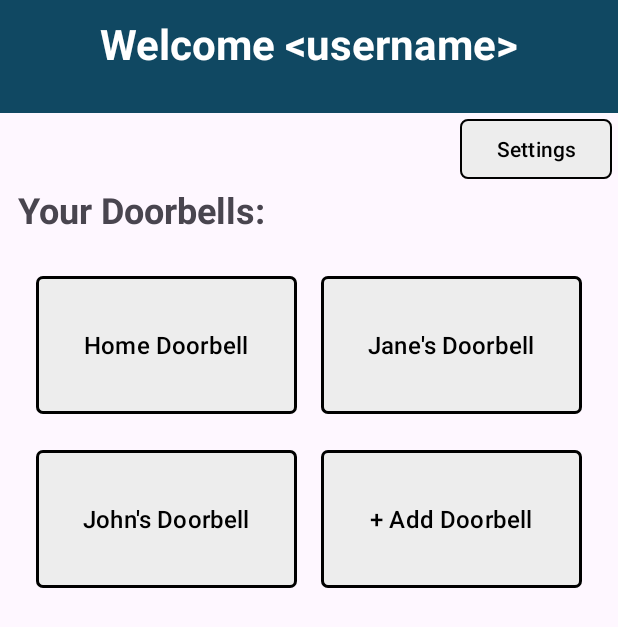
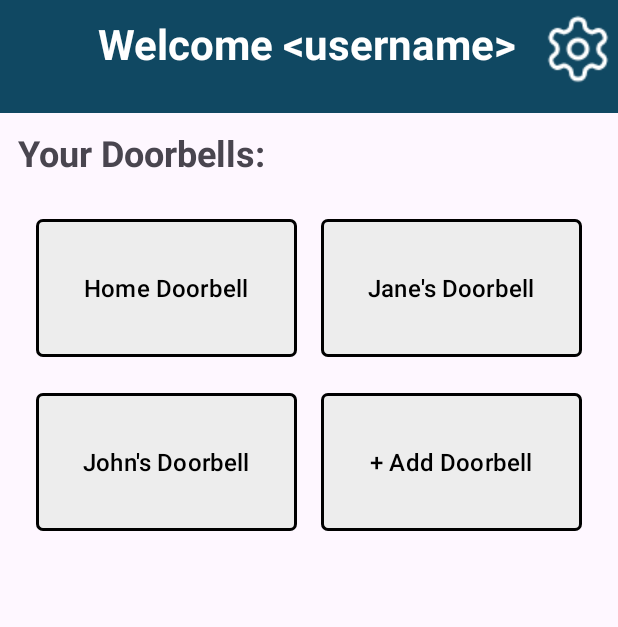
Before and after one commit to KasturiaL/Knockly-Smart-Doorbell, an Android app: the screen it shows after launch (HomeActivity), after a tap on "Log In", on a phone screen of 412 x 824 dp. Shown: the top 627 px of the screen. Run offline under Robolectric (Android 15) with nearby library versions, the phone set to English and light mode, and no system bars.

Commit message:
Moved app settings button to header

```diff
--- a/mobile_app/android/app/src/main/java/com/example/knockly/AddDoorbellActivity.java
+++ b/mobile_app/android/app/src/main/java/com/example/knockly/AddDoorbellActivity.java
@@ -22,7 +22,7 @@ public class AddDoorbellActivity extends AppCompatActivity {
         });
 
         // Add header fragment
-        PageHeaderFragment pageHeader = PageHeaderFragment.newInstance("Add Doorbell", true);
+        PageHeaderFragment pageHeader = PageHeaderFragment.newInstance("Add Doorbell", true, true);
         getSupportFragmentManager().beginTransaction().replace(R.id.AddDoorbellHeaderFragment, pageHeader).commit();
     }
 }
--- a/mobile_app/android/app/src/main/java/com/example/knockly/AddNewFaceActivity.java
+++ b/mobile_app/android/app/src/main/java/com/example/knockly/AddNewFaceActivity.java
@@ -22,7 +22,7 @@ public class AddNewFaceActivity extends AppCompatActivity {
         });
 
         // Add header fragment
-        PageHeaderFragment pageHeader = PageHeaderFragment.newInstance("Add Face", true);
+        PageHeaderFragment pageHeader = PageHeaderFragment.newInstance("Add Face", true, true);
         getSupportFragmentManager().beginTransaction().replace(R.id.AddFaceHeaderFragment, pageHeader).commit();
     }
 }
--- a/mobile_app/android/app/src/main/java/com/example/knockly/AppSettingsActivity.java
+++ b/mobile_app/android/app/src/main/java/com/example/knockly/AppSettingsActivity.java
@@ -22,7 +22,7 @@ public class AppSettingsActivity extends AppCompatActivity {
         });
 
         // Add header fragment
-        PageHeaderFragment pageHeader = PageHeaderFragment.newInstance("<username> Settings", true);
+        PageHeaderFragment pageHeader = PageHeaderFragment.newInstance("<username> Settings", true, false);
         getSupportFragmentManager().beginTransaction().replace(R.id.AppSettingsHeaderFragment, pageHeader).commit();
     }
 }
--- a/mobile_app/android/app/src/main/java/com/example/knockly/BlocklistActivity.java
+++ b/mobile_app/android/app/src/main/java/com/example/knockly/BlocklistActivity.java
@@ -22,7 +22,7 @@ public class BlocklistActivity extends AppCompatActivity {
         });
 
         // Add header fragment
-        PageHeaderFragment pageHeader = PageHeaderFragment.newInstance("<doorbell #1> Blocklist", true);
+        PageHeaderFragment pageHeader = PageHeaderFragment.newInstance("<doorbell #1> Blocklist", true, true);
         getSupportFragmentManager().beginTransaction().replace(R.id.BlocklistHeaderFragment, pageHeader).commit();
     }
 }
--- a/mobile_app/android/app/src/main/java/com/example/knockly/CreateAccountActivity.java
+++ b/mobile_app/android/app/src/main/java/com/example/knockly/CreateAccountActivity.java
@@ -22,7 +22,7 @@ public class CreateAccountActivity extends AppCompatActivity {
         });
 
         // Add header fragment
-        PageHeaderFragment pageHeader = PageHeaderFragment.newInstance("Create An Account", true);
+        PageHeaderFragment pageHeader = PageHeaderFragment.newInstance("Create An Account", true, false);
         getSupportFragmentManager().beginTransaction().replace(R.id.CreateAccHeaderFragment, pageHeader).commit();
     }
 }
--- a/mobile_app/android/app/src/main/java/com/example/knockly/CreateRoleActivity.java
+++ b/mobile_app/android/app/src/main/java/com/example/knockly/CreateRoleActivity.java
@@ -22,7 +22,7 @@ public class CreateRoleActivity extends AppCompatActivity {
         });
 
         // Add header fragment
-        PageHeaderFragment pageHeader = PageHeaderFragment.newInstance("Create Role", true);
+        PageHeaderFragment pageHeader = PageHeaderFragment.newInstance("Create Role", true, true);
         getSupportFragmentManager().beginTransaction().replace(R.id.CreateRoleHeaderFragment, pageHeader).commit();
 
     }
--- a/mobile_app/android/app/src/main/java/com/example/knockly/DoorbellLogsActivity.java
+++ b/mobile_app/android/app/src/main/java/com/example/knockly/DoorbellLogsActivity.java
@@ -22,7 +22,7 @@ public class DoorbellLogsActivity extends AppCompatActivity {
         });
 
         // Add header fragment
-        PageHeaderFragment pageHeader = PageHeaderFragment.newInstance("<doorbell #1> Logs", true);
+        PageHeaderFragment pageHeader = PageHeaderFragment.newInstance("<doorbell #1> Logs", true, true);
         getSupportFragmentManager().beginTransaction().replace(R.id.DoorbellLogsHeaderFragment, pageHeader).commit();
     }
 }
--- a/mobile_app/android/app/src/main/java/com/example/knockly/FeedHistoryActivity.java
+++ b/mobile_app/android/app/src/main/java/com/example/knockly/FeedHistoryActivity.java
@@ -22,7 +22,7 @@ public class FeedHistoryActivity extends AppCompatActivity {
         });
 
         // Add header fragment
-        PageHeaderFragment pageHeader = PageHeaderFragment.newInstance("Feed History", true);
+        PageHeaderFragment pageHeader = PageHeaderFragment.newInstance("Feed History", true, true);
         getSupportFragmentManager().beginTransaction().replace(R.id.FeedHistoryHeaderFragment, pageHeader).commit();
     }
 }
--- a/mobile_app/android/app/src/main/java/com/example/knockly/HomeActivity.java
+++ b/mobile_app/android/app/src/main/java/com/example/knockly/HomeActivity.java
@@ -43,17 +43,8 @@ public class HomeActivity extends AppCompatActivity {
         getSupportFragmentManager().beginTransaction().replace(R.id.HomeButtonsFragment, buttonsFragment).commit();
 
         // Add header fragment
-        PageHeaderFragment pageHeader = PageHeaderFragment.newInstance("Welcome <username>", false);
+        PageHeaderFragment pageHeader = PageHeaderFragment.newInstance("Welcome <username>", false, true);
         getSupportFragmentManager().beginTransaction().replace(R.id.HomeHeaderFragment, pageHeader).commit();
 
-        // Button to link to app settings
-        Button appSettingsButton = findViewById(R.id.AppSettingsButton);
-        appSettingsButton.setOnClickListener(new View.OnClickListener() {
-            @Override
-            public void onClick(View view) {
-                Intent intent = new Intent(HomeActivity.this, AppSettingsActivity.class);
-                startActivity(intent);
-            }
-        });
     }
 }
--- a/mobile_app/android/app/src/main/java/com/example/knockly/IndvDoorbellActivity.java
+++ b/mobile_app/android/app/src/main/java/com/example/knockly/IndvDoorbellActivity.java
@@ -25,7 +25,7 @@ public class IndvDoorbellActivity extends AppCompatActivity {
         });
 
         // Add header fragment
-        PageHeaderFragment pageHeader = PageHeaderFragment.newInstance("Doorbell #...", true);
+        PageHeaderFragment pageHeader = PageHeaderFragment.newInstance("Doorbell #...", true, true);
         getSupportFragmentManager().beginTransaction().replace(R.id.IndvDoorbellHeaderFragment, pageHeader).commit();
 
         // Simple button to link to manage doorbell page
--- a/mobile_app/android/app/src/main/java/com/example/knockly/LoginActivity.java
+++ b/mobile_app/android/app/src/main/java/com/example/knockly/LoginActivity.java
@@ -26,7 +26,7 @@ public class LoginActivity extends AppCompatActivity {
         });
 
         // Add header fragment
-        PageHeaderFragment pageHeader = PageHeaderFragment.newInstance("Knockly Login", false);
+        PageHeaderFragment pageHeader = PageHeaderFragment.newInstance("Knockly Login", false, false);
         getSupportFragmentManager().beginTransaction().replace(R.id.LoginHeaderFragment, pageHeader).commit();
 
         // Simple button to simulate login
--- a/mobile_app/android/app/src/main/java/com/example/knockly/ManageDoorbellActivity.java
+++ b/mobile_app/android/app/src/main/java/com/example/knockly/ManageDoorbellActivity.java
@@ -22,7 +22,7 @@ public class ManageDoorbellActivity extends AppCompatActivity {
         });
 
         // Add header fragment
-        PageHeaderFragment pageHeader = PageHeaderFragment.newInstance("<doorbell #1> Settings", true);
+        PageHeaderFragment pageHeader = PageHeaderFragment.newInstance("<doorbell #1> Settings", true, true);
         getSupportFragmentManager().beginTransaction().replace(R.id.ManageDoorbellHeaderFragment, pageHeader).commit();
 
     }
--- a/mobile_app/android/app/src/main/java/com/example/knockly/ManageFacesActivity.java
+++ b/mobile_app/android/app/src/main/java/com/example/knockly/ManageFacesActivity.java
@@ -25,7 +25,7 @@ public class ManageFacesActivity extends AppCompatActivity {
         });
 
         // Add header fragment
-        PageHeaderFragment pageHeader = PageHeaderFragment.newInstance("Manage Faces", true);
+        PageHeaderFragment pageHeader = PageHeaderFragment.newInstance("Manage Faces", true, true);
         getSupportFragmentManager().beginTransaction().replace(R.id.ManageFacesHeaderFragment, pageHeader).commit();
 
         // Simple button to link to add new face page
--- a/mobile_app/android/app/src/main/java/com/example/knockly/ManageUsersActivity.java
+++ b/mobile_app/android/app/src/main/java/com/example/knockly/ManageUsersActivity.java
@@ -25,7 +25,7 @@ public class ManageUsersActivity extends AppCompatActivity {
         });
 
         // Add header fragment
-        PageHeaderFragment pageHeader = PageHeaderFragment.newInstance("Manage Users", true);
+        PageHeaderFragment pageHeader = PageHeaderFragment.newInstance("Manage Users", true, true);
         getSupportFragmentManager().beginTransaction().replace(R.id.ManageUsersHeaderFragment, pageHeader).commit();
 
         // Simple button to link to create role page
--- a/mobile_app/android/app/src/main/java/com/example/knockly/PageHeaderFragment.java
+++ b/mobile_app/android/app/src/main/java/com/example/knockly/PageHeaderFragment.java
@@ -1,5 +1,6 @@
 package com.example.knockly;
 
+import android.content.Intent;
 import android.os.Bundle;
 
 import androidx.fragment.app.Fragment;
@@ -24,10 +25,12 @@ public class PageHeaderFragment extends Fragment {
 
     // the fragment initialization parameters, e.g. ARG_ITEM_NUMBER
     private static final String ARG_TITLE = "headerTitle";
-    private static final String ARG_INC_BUTTON = "includeBackButton";
+    private static final String ARG_INC_BACK_BUTTON = "includeBackButton";
+    private static final String ARG_INC_SETTINGS_BUTTON = "includeSettingsButton";
 
     private String mHeaderTitle;
     private boolean mIncludeBackButton;
+    private boolean mIncludeSettingsButton;
 
     public PageHeaderFragment() {
         // Required empty public constructor
@@ -41,11 +44,12 @@ public class PageHeaderFragment extends Fragment {
      * @param includeBackButton Boolean to determine whether back button at top left should be included
      * @return A new instance of fragment PageHeaderFragment.
      */
-    public static PageHeaderFragment newInstance(String headerTitle, boolean includeBackButton) {
+    public static PageHeaderFragment newInstance(String headerTitle, boolean includeBackButton, boolean includeSettingsButton) {
         PageHeaderFragment fragment = new PageHeaderFragment();
         Bundle args = new Bundle();
         args.putString(ARG_TITLE, headerTitle);
-        args.putBoolean(ARG_INC_BUTTON, includeBackButton);
+        args.putBoolean(ARG_INC_BACK_BUTTON, includeBackButton);
+        args.putBoolean(ARG_INC_SETTINGS_BUTTON, includeSettingsButton);
         fragment.setArguments(args);
         return fragment;
     }
@@ -55,7 +59,8 @@ public class PageHeaderFragment extends Fragment {
         super.onCreate(savedInstanceState);
         if (getArguments() != null) {
             mHeaderTitle = getArguments().getString(ARG_TITLE, getResources().getString(R.string.defaultHeaderTitle));
-            mIncludeBackButton = getArguments().getBoolean(ARG_INC_BUTTON, false);
+            mIncludeBackButton = getArguments().getBoolean(ARG_INC_BACK_BUTTON, false);
+            mIncludeSettingsButton = getArguments().getBoolean(ARG_INC_SETTINGS_BUTTON, false);
         }
     }
 
@@ -75,8 +80,7 @@ public class PageHeaderFragment extends Fragment {
         // Check if back button needs to be shown or not
         // By default it isn't added
         ImageButton backButton = view.findViewById(R.id.headerBackButton);
-        boolean showButton = (getArguments() != null) && getArguments().getBoolean(ARG_INC_BUTTON);
-        if (showButton){
+        if (mIncludeBackButton){
             backButton.setVisibility(View.VISIBLE);
             backButton.setEnabled(true);
             backButton.setOnClickListener(new View.OnClickListener(){
@@ -91,6 +95,25 @@ public class PageHeaderFragment extends Fragment {
             backButton.setVisibility(View.INVISIBLE);
             backButton.setEnabled(false);
         }
+
+        // Check if settings button needs to be shown or not
+        // By default it isn't added
+        ImageButton settingsButton = view.findViewById(R.id.headerSettingsButton);
+        if (mIncludeSettingsButton){
+            settingsButton.setVisibility(View.VISIBLE);
+            settingsButton.setEnabled(true);
+            settingsButton.setOnClickListener(new View.OnClickListener(){
+                @Override
+                public void onClick(View view) {
+                    Intent intent = new Intent(getActivity(), AppSettingsActivity.class);
+                    startActivity(intent);
+                }
+            });
+        }
+        else{
+            settingsButton.setVisibility(View.INVISIBLE);
+            settingsButton.setEnabled(false);
+        }
         return view;
     }
 }
--- a/mobile_app/android/app/src/main/java/com/example/knockly/ResetPasswordActivity.java
+++ b/mobile_app/android/app/src/main/java/com/example/knockly/ResetPasswordActivity.java
@@ -22,7 +22,7 @@ public class ResetPasswordActivity extends AppCompatActivity {
         });
 
         // Add header fragment
-        PageHeaderFragment pageHeader = PageHeaderFragment.newInstance("Reset Password", true);
+        PageHeaderFragment pageHeader = PageHeaderFragment.newInstance("Reset Password", true, false);
         getSupportFragmentManager().beginTransaction().replace(R.id.ResetPassHeaderFragment, pageHeader).commit();
     }
 }
--- a/mobile_app/android/app/src/main/res/layout/activity_home.xml
+++ b/mobile_app/android/app/src/main/res/layout/activity_home.xml
@@ -14,20 +14,6 @@
         app:layout_constraintStart_toStartOf="parent"
         app:layout_constraintTop_toTopOf="parent" />
 
-    <com.google.android.material.button.MaterialButton
-        android:id="@+id/AppSettingsButton"
-        android:layout_width="wrap_content"
-        android:layout_height="wrap_content"
-        android:layout_marginEnd="4dp"
-        android:text="Settings"
-        android:textColor="@color/black"
-        app:backgroundTint="@color/colorSecondary"
-        app:cornerRadius="5dp"
-        app:layout_constraintEnd_toEndOf="parent"
-        app:layout_constraintTop_toBottomOf="@+id/HomeHeaderFragment"
-        app:strokeColor="@color/black"
-        app:strokeWidth="1dp" />
-
     <androidx.fragment.app.FragmentContainerView
         android:id="@+id/HomeButtonsFragment"
         android:layout_width="match_parent"
@@ -42,12 +28,14 @@
         android:id="@+id/HomeDoorbellTitleText"
         android:layout_width="match_parent"
         android:layout_height="wrap_content"
+        android:layout_marginTop="10dp"
         android:paddingLeft="12dp"
         android:text="@string/homePageDoorbellSubTitle"
         android:textSize="24sp"
         android:textStyle="bold"
         app:layout_constraintEnd_toEndOf="parent"
+        app:layout_constraintHorizontal_bias="0.0"
         app:layout_constraintStart_toStartOf="parent"
-        app:layout_constraintTop_toBottomOf="@+id/AppSettingsButton" />
+        app:layout_constraintTop_toBottomOf="@+id/HomeHeaderFragment" />
 
 </androidx.constraintlayout.widget.ConstraintLayout>
--- a/mobile_app/android/app/src/main/res/layout/fragment_page_header.xml
+++ b/mobile_app/android/app/src/main/res/layout/fragment_page_header.xml
@@ -9,23 +9,23 @@
 
     <TextView
         android:id="@+id/PageHeaderTitle"
-        android:layout_width="300dp"
+        android:layout_width="0dp"
         android:layout_height="match_parent"
-        android:layout_marginEnd="56dp"
         android:paddingTop="10dp"
         android:text="@string/defaultHeaderTitle"
         android:textAlignment="center"
         android:textColor="@color/white"
         android:textSize="28sp"
         android:textStyle="bold"
-        app:layout_constraintEnd_toEndOf="parent"
+        app:layout_constraintEnd_toStartOf="@+id/headerSettingsButton"
+        app:layout_constraintHorizontal_bias="0.0"
         app:layout_constraintStart_toEndOf="@+id/headerBackButton"
-        tools:layout_editor_absoluteY="0dp" />
+        app:layout_constraintTop_toTopOf="parent" />
 
     <ImageButton
         android:id="@+id/headerBackButton"
-        android:layout_width="54dp"
-        android:layout_height="46dp"
+        android:layout_width="45dp"
+        android:layout_height="45dp"
         android:layout_marginStart="1dp"
         android:layout_marginTop="10dp"
         android:backgroundTint="@color/colorPrimary"
@@ -33,4 +33,15 @@
         app:layout_constraintStart_toStartOf="parent"
         app:layout_constraintTop_toTopOf="parent" />
 
+    <ImageButton
+        android:id="@+id/headerSettingsButton"
+        android:layout_width="45dp"
+        android:layout_height="45dp"
+        android:layout_marginTop="10dp"
+        android:layout_marginEnd="4dp"
+        android:backgroundTint="@color/colorPrimary"
+        android:src="@drawable/settings_icon"
+        app:layout_constraintEnd_toEndOf="parent"
+        app:layout_constraintTop_toTopOf="parent" />
+
 </androidx.constraintlayout.widget.ConstraintLayout>
```
Also changed, not shown: mobile_app/android/app/src/main/res/drawable/settings_icon.png (added).
